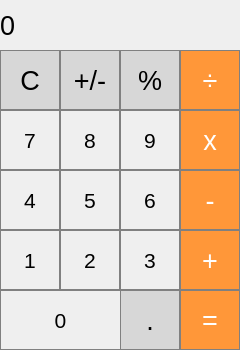
First picture: the form in mainwindow.ui, repository niveditaahlawat/calculator, before the edit.
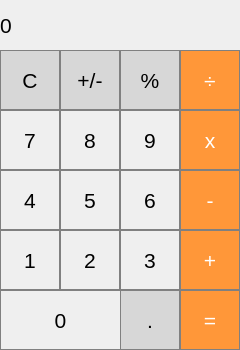
Second picture: the form after the edit.

Commit message:
decreased font size
I decreased the font size of the buttons to size 16

```diff
--- a/mainwindow.ui
+++ b/mainwindow.ui
@@ -25,7 +25,7 @@
     </property>
     <property name="font">
      <font>
-      <pointsize>20</pointsize>
+      <pointsize>16</pointsize>
      </font>
     </property>
     <property name="styleSheet">
@@ -51,7 +51,7 @@
     </property>
     <property name="font">
      <font>
-      <pointsize>20</pointsize>
+      <pointsize>16</pointsize>
      </font>
     </property>
     <property name="styleSheet">
@@ -78,7 +78,7 @@
     </property>
     <property name="font">
      <font>
-      <pointsize>20</pointsize>
+      <pointsize>16</pointsize>
      </font>
     </property>
     <property name="styleSheet">
@@ -106,7 +106,7 @@
     </property>
     <property name="font">
      <font>
-      <pointsize>20</pointsize>
+      <pointsize>16</pointsize>
      </font>
     </property>
     <property name="styleSheet">
@@ -133,7 +133,7 @@
     </property>
     <property name="font">
      <font>
-      <pointsize>20</pointsize>
+      <pointsize>16</pointsize>
      </font>
     </property>
     <property name="styleSheet">
@@ -186,7 +186,7 @@
     </property>
     <property name="font">
      <font>
-      <pointsize>20</pointsize>
+      <pointsize>16</pointsize>
      </font>
     </property>
     <property name="styleSheet">
@@ -292,7 +292,7 @@
     </property>
     <property name="font">
      <font>
-      <pointsize>20</pointsize>
+      <pointsize>16</pointsize>
      </font>
     </property>
     <property name="styleSheet">
@@ -398,7 +398,7 @@
     </property>
     <property name="font">
      <font>
-      <pointsize>20</pointsize>
+      <pointsize>16</pointsize>
      </font>
     </property>
     <property name="styleSheet">
@@ -478,7 +478,7 @@
     </property>
     <property name="font">
      <font>
-      <pointsize>20</pointsize>
+      <pointsize>16</pointsize>
      </font>
     </property>
     <property name="styleSheet">
@@ -505,7 +505,7 @@
     </property>
     <property name="font">
      <font>
-      <pointsize>20</pointsize>
+      <pointsize>16</pointsize>
      </font>
     </property>
     <property name="styleSheet">
```
The commit also changes 1 other file.
